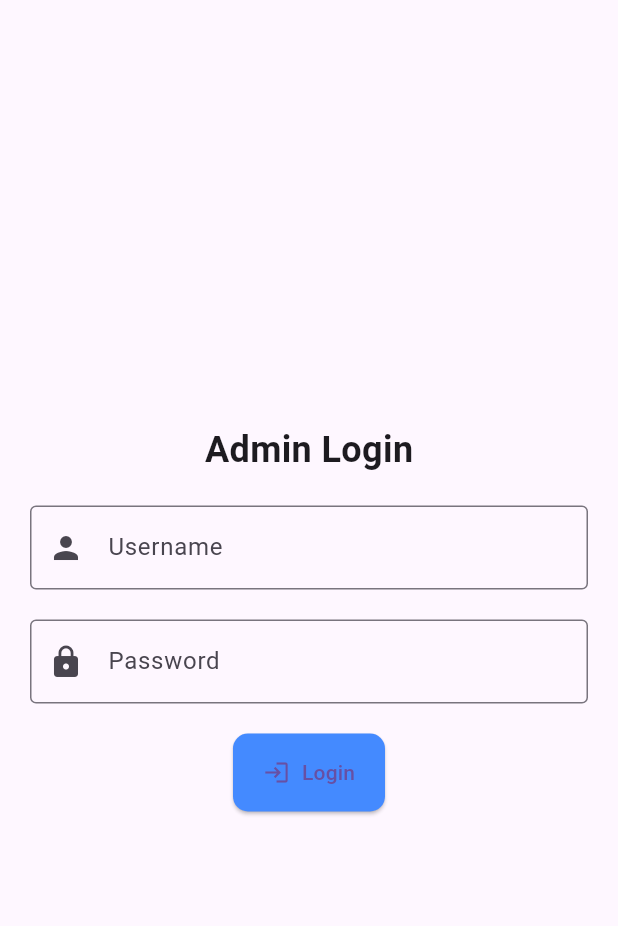
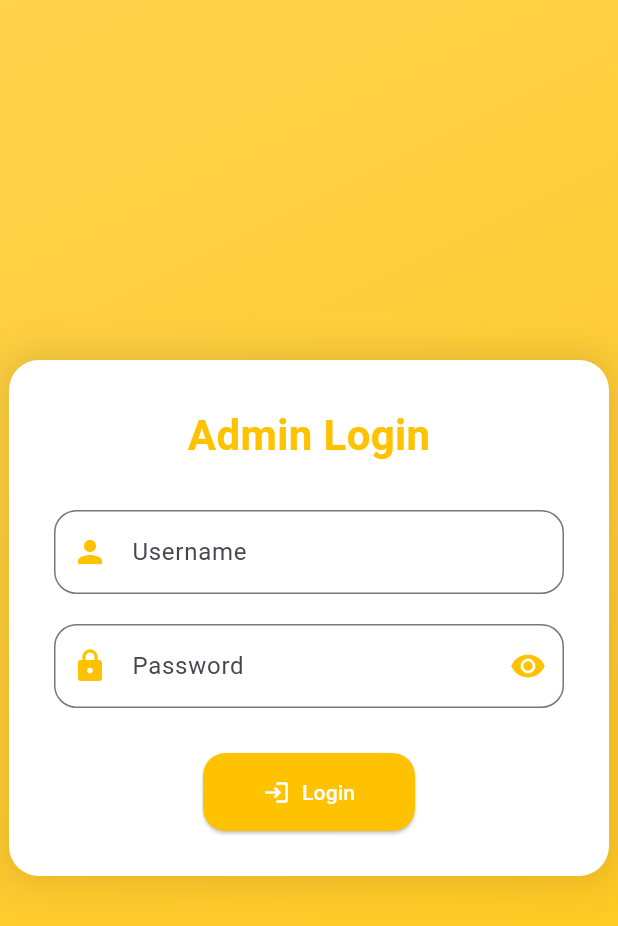
Before and after one commit to ismail-ilm66/TheHenAdminPanel, a Flutter app: the screen it shows after launch, on a phone screen of 412 x 824 dp. Shown: the top 926 px of the screen. Run offline on Flutter 3.47's test engine with Material 3 defaults, Android fonts, the light colour scheme and no system bars; drawn by our look-alikes of flutter_animate; our stand-ins replace cloud_firestore, firebase_core, get, googleapis_auth; accounts and stored records are empty; statements that could not run were skipped; key blocks and very long unbroken strings in the code were emptied for the run.

Commit message:
UI Improvement

```diff
--- /dev/null
+++ b/lib/login.dart
@@ -0,0 +1,145 @@
+import 'package:flutter/material.dart';
+import 'package:get/get.dart';
+import 'package:flutter_animate/flutter_animate.dart';
+import 'colors.dart';
+import 'dashboard_screen.dart';
+
+class LoginScreen extends StatefulWidget {
+  @override
+  _LoginScreenState createState() => _LoginScreenState();
+}
+
+class _LoginScreenState extends State<LoginScreen> {
+  final TextEditingController _usernameController = TextEditingController();
+  final TextEditingController _passwordController = TextEditingController();
+  final FocusNode _usernameFocus = FocusNode();
+  final FocusNode _passwordFocus = FocusNode();
+  bool _isObscured = true;
+
+  void _login(BuildContext context) {
+    if (_usernameController.text == 'admin' &&
+        _passwordController.text == 'admin1@') {
+      Get.off(() => DashboardScreen(),
+          transition: Transition.fadeIn,
+          duration: Duration(milliseconds: 500)
+      );
+    } else {
+      Get.snackbar(
+        "Error",
+        "Invalid credentials",
+        backgroundColor: Colors.redAccent,
+        colorText: Colors.white,
+        animationDuration: Duration(milliseconds: 300),
+      );
+    }
+  }
+
+  @override
+  Widget build(BuildContext context) {
+    return Scaffold(
+      body: Container(
+        decoration: BoxDecoration(
+          gradient: LinearGradient(
+            begin: Alignment.topLeft,
+            end: Alignment.bottomRight,
+            colors: [
+              ColorPalette.primaryColor.withOpacity(0.7),
+              ColorPalette.primaryColor.withOpacity(0.9),
+            ],
+          ),
+        ),
+        child: Center(
+          child: Container(
+            width: 400,
+            padding: const EdgeInsets.all(30.0),
+            decoration: BoxDecoration(
+              color: Colors.white,
+              borderRadius: BorderRadius.circular(20),
+              boxShadow: [
+                BoxShadow(
+                  color: Colors.black.withOpacity(0.1),
+                  blurRadius: 20,
+                  spreadRadius: 5,
+                ),
+              ],
+            ),
+            child: Column(
+              mainAxisSize: MainAxisSize.min,
+              children: [
+                Text(
+                  "Admin Login",
+                  style: TextStyle(
+                    fontSize: 28,
+                    fontWeight: FontWeight.bold,
+                    color: ColorPalette.primaryColor,
+                  ),
+                ).animate().fadeIn(duration: 500.ms).slideY(begin: -0.5, end: 0),
+                SizedBox(height: 30),
+                TextField(
+                  controller: _usernameController,
+                  focusNode: _usernameFocus,
+                  decoration: InputDecoration(
+                    labelText: "Username",
+                    prefixIcon: Icon(Icons.person, color: ColorPalette.primaryColor),
+                    border: OutlineInputBorder(
+                      borderRadius: BorderRadius.circular(15),
+                      borderSide: BorderSide(color: ColorPalette.primaryColor),
+                    ),
+                    focusedBorder: OutlineInputBorder(
+                      borderRadius: BorderRadius.circular(15),
+                      borderSide: BorderSide(color: ColorPalette.primaryColor, width: 2),
+                    ),
+                  ),
+                ).animate().fadeIn(delay: 300.ms).slideX(begin: -0.1, end: 0),
+                SizedBox(height: 20),
+                TextField(
+                  controller: _passwordController,
+                  focusNode: _passwordFocus,
+                  obscureText: _isObscured,
+                  decoration: InputDecoration(
+                    labelText: "Password",
+                    prefixIcon: Icon(Icons.lock, color: ColorPalette.primaryColor),
+                    suffixIcon: IconButton(
+                      icon: Icon(
+                        _isObscured ? Icons.visibility : Icons.visibility_off,
+                        color: ColorPalette.primaryColor,
+                      ),
+                      onPressed: () {
+                        setState(() {
+                          _isObscured = !_isObscured;
+                        });
+                      },
+                    ),
+                    border: OutlineInputBorder(
+                      borderRadius: BorderRadius.circular(15),
+                      borderSide: BorderSide(color: ColorPalette.primaryColor),
+                    ),
+                    focusedBorder: OutlineInputBorder(
+                      borderRadius: BorderRadius.circular(15),
+                      borderSide: BorderSide(color: ColorPalette.primaryColor, width: 2),
+                    ),
+                  ),
+                ).animate().fadeIn(delay: 500.ms).slideX(begin: 0.1, end: 0),
+                SizedBox(height: 30),
+                ElevatedButton.icon(
+                  onPressed: () => _login(context),
+                  icon: Icon(Icons.login, color: Colors.white),
+                  label: Text("Login", style: TextStyle(color: Colors.white)),
+                  style: ElevatedButton.styleFrom(
+                    backgroundColor: ColorPalette.primaryColor,
+                    padding: EdgeInsets.symmetric(vertical: 16, horizontal: 40),
+                    shape: RoundedRectangleBorder(
+                      borderRadius: BorderRadius.circular(15),
+                    ),
+                  ),
+                ).animate()
+                    .fadeIn(delay: 700.ms)
+                    .scale(begin: Offset(0.5, 0.5), end: Offset(1, 1)),
+              ],
+            ),
+          ),
+        ),
+      ),
+    );
+  }
+}
--- a/lib/main.dart
+++ b/lib/main.dart
@@ -4,6 +4,7 @@ import 'package:get/get.dart';
 
 import 'dashboard_screen.dart';
 import 'firebase_options.dart';
+import 'login.dart';
 
 
 void main() async {
@@ -28,74 +29,3 @@ class MyApp extends StatelessWidget {
     );
   }
 }
-
-class LoginScreen extends StatelessWidget {
-  final TextEditingController _usernameController = TextEditingController();
-  final TextEditingController _passwordController = TextEditingController();
-
-  void _login(BuildContext context) {
-    if (_usernameController.text == 'admin' &&
-        _passwordController.text == 'admin1@') {
-      Get.off(() => DashboardScreen());
-    } else {
-      Get.snackbar(
-        "Error",
-        "Invalid credentials",
-        backgroundColor: Colors.redAccent,
-        colorText: Colors.white,
-      );
-    }
-  }
-
-  @override
-  Widget build(BuildContext context) {
-    return Scaffold(
-      body: Center(
-        child: Padding(
-          padding: const EdgeInsets.all(20.0),
-          child: Column(
-            mainAxisAlignment: MainAxisAlignment.center,
-            children: [
-              Text(
-                "Admin Login",
-                style: TextStyle(fontSize: 24, fontWeight: FontWeight.bold),
-              ),
-              SizedBox(height: 20),
-              TextField(
-                controller: _usernameController,
-                decoration: InputDecoration(
-                  labelText: "Username",
-                  border: OutlineInputBorder(),
-                  prefixIcon: Icon(Icons.person),
-                ),
-              ),
-              SizedBox(height: 20),
-              TextField(
-                controller: _passwordController,
-                decoration: InputDecoration(
-                  labelText: "Password",
-                  border: OutlineInputBorder(),
-                  prefixIcon: Icon(Icons.lock),
-                ),
-                obscureText: true,
-              ),
-              SizedBox(height: 20),
-              ElevatedButton.icon(
-                onPressed: () => _login(context),
-                icon: Icon(Icons.login),
-                label: Text("Login"),
-                style: ElevatedButton.styleFrom(
-                  backgroundColor: Colors.blueAccent,
-                  padding: EdgeInsets.symmetric(vertical: 16, horizontal: 20),
-                  shape: RoundedRectangleBorder(
-                    borderRadius: BorderRadius.circular(10),
-                  ),
-                ),
-              ),
-            ],
-          ),
-        ),
-      ),
-    );
-  }
-}
--- a/pubspec.yaml
+++ b/pubspec.yaml
@@ -43,6 +43,7 @@ dependencies:
   firebase_messaging: ^15.1.5
   flutter_local_notifications: ^18.0.1
   googleapis_auth: ^1.6.0
+  flutter_animate: ^4.5.2
 
 dev_dependencies:
   build_runner: ^2.4.13
```
Also changed, not shown: lib/dashboard_screen.dart (+126 -16 lines), pubspec.lock.
